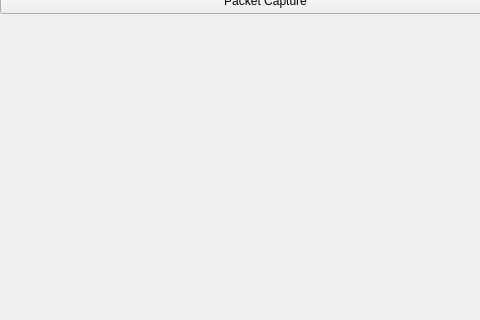
This is NetworkHandler/NetworkHandler/mainwindow.ui in jdaeman/qt as Qt 5 draws it before an edit; both pictures show x 0 to 480 and y 153 to 473 of the 659 by 600 pixel window. The edited form follows.
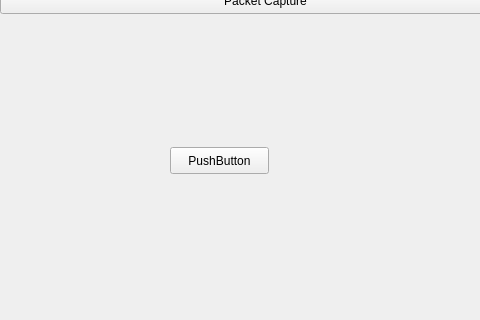
This is the edited form.

Diff of the .ui file:
```diff
--- a/NetworkHandler/NetworkHandler/mainwindow.ui
+++ b/NetworkHandler/NetworkHandler/mainwindow.ui
@@ -76,6 +76,19 @@
      <string>Packet Capture</string>
     </property>
    </widget>
+   <widget class="QPushButton" name="pushButton">
+    <property name="geometry">
+     <rect>
+      <x>170</x>
+      <y>300</y>
+      <width>99</width>
+      <height>27</height>
+     </rect>
+    </property>
+    <property name="text">
+     <string>PushButton</string>
+    </property>
+   </widget>
   </widget>
   <widget class="QMenuBar" name="menubar">
    <property name="geometry">
```
